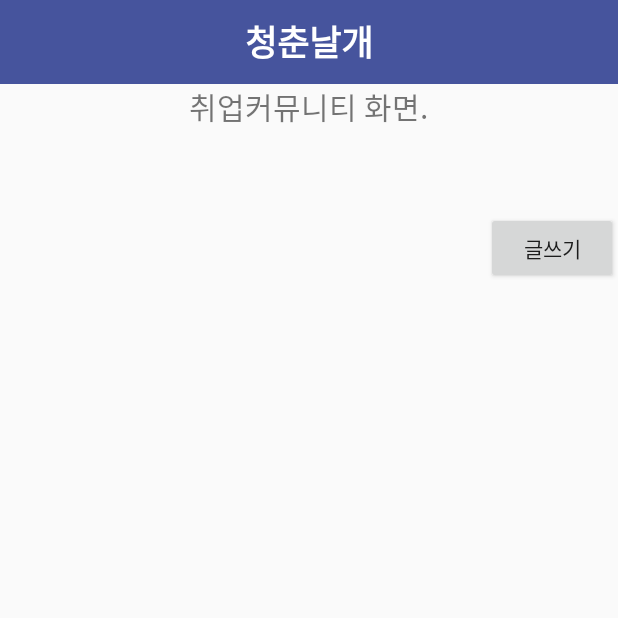
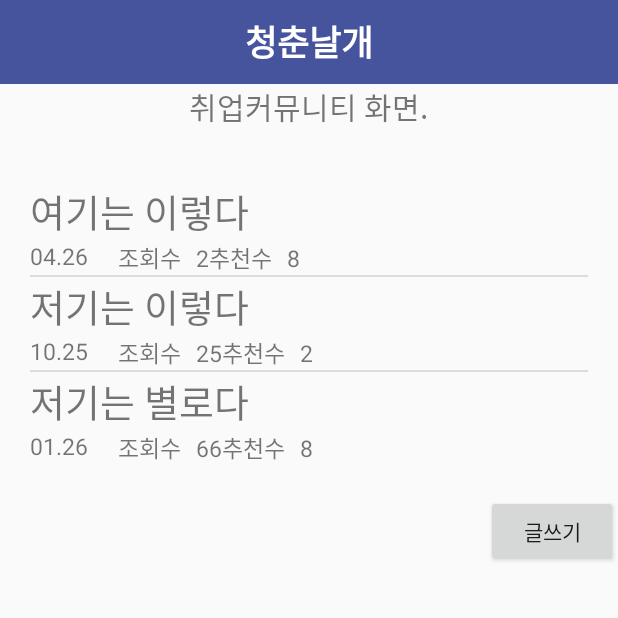
Before and after one commit to xoddus904/YouthWings, an Android app: the CommunityActivity screen opened directly, with no data from a screen before it, on a phone screen of 412 x 824 dp, the top half of it. Run offline under Robolectric (Android 15) with nearby library versions, the phone set to English and light mode, and no system bars.

Commit message:
커뮤니티, 마이페이지 수정 중...

```diff
--- a/app/src/main/java/com/example/youthwings/CommunityActivity.java
+++ b/app/src/main/java/com/example/youthwings/CommunityActivity.java
@@ -21,7 +21,7 @@ public class CommunityActivity extends AppCompatActivity {
         super.onCreate(savedInstanceState);
         setContentView(R.layout.activity_community);
 
-        /*listView = (ListView)findViewById(R.id.community_list);
+        listView = (ListView)findViewById(R.id.community_list);
 
         communityListViewItemArrayList = new ArrayList<CommunityListViewItem>();
 
@@ -30,7 +30,7 @@ public class CommunityActivity extends AppCompatActivity {
         communityListViewItemArrayList.add(new CommunityListViewItem("저기는 별로다","01.26",66,8));
 
         communityListAdapter = new CommunityListAdapter(CommunityActivity.this, communityListViewItemArrayList);
-        listView.setAdapter(communityListAdapter);*/
+        listView.setAdapter(communityListAdapter);
 
     }
 
--- a/app/src/main/java/com/example/youthwings/CommunityListAdapter.java
+++ b/app/src/main/java/com/example/youthwings/CommunityListAdapter.java
@@ -6,6 +6,9 @@ import android.view.View;
 import android.view.ViewGroup;
 import android.widget.BaseAdapter;
 import android.widget.TextView;
+
+import com.example.youthwings.CommunityListViewItem;
+import com.example.youthwings.R;
 
 import java.util.ArrayList;
 
@@ -18,8 +21,6 @@ public class CommunityListAdapter extends BaseAdapter {
     TextView comTime_textView;
     TextView comLook_textView;
     TextView comRecommand_textView;
-
-
 
     public CommunityListAdapter(Context m_context, ArrayList<CommunityListViewItem> communityListViewItemArrayList) {
         this.m_context = m_context;
@@ -54,10 +55,10 @@ public class CommunityListAdapter extends BaseAdapter {
             comTime_textView.setText(communityListViewItemArrayList.get(position).getCom_time());
 
             comLook_textView = (TextView)convertView.findViewById(R.id.com_look);
-            comLook_textView.setText(communityListViewItemArrayList.get(position).getCom_look());
+            comLook_textView.setText(String.valueOf(communityListViewItemArrayList.get(position).getCom_look()));
 
             comRecommand_textView = (TextView)convertView.findViewById(R.id.com_recommend);
-            comRecommand_textView.setText(communityListViewItemArrayList.get(position).getCom_recommand());
+            comRecommand_textView.setText(String.valueOf(communityListViewItemArrayList.get(position).getCom_recommand()));
         }
 
         return convertView;
--- a/app/src/main/java/com/example/youthwings/CommunityListViewItem.java
+++ b/app/src/main/java/com/example/youthwings/CommunityListViewItem.java
@@ -1,7 +1,6 @@
 package com.example.youthwings;
 
 public class CommunityListViewItem {
-
     private String com_Title;
     private String com_time;
     private int com_look;
@@ -47,6 +46,4 @@ public class CommunityListViewItem {
         this.com_recommand = com_recommand;
     }
 
-
-
 }
```
Also changed, not shown: app/src/main/java/com/example/youthwings/LoanListActivity.java (+27 -2 lines), app/src/main/java/com/example/youthwings/MypageActivity.java (+28 -0 lines), app/src/main/res/layout/communitylistview_item.xml (indentation only).
